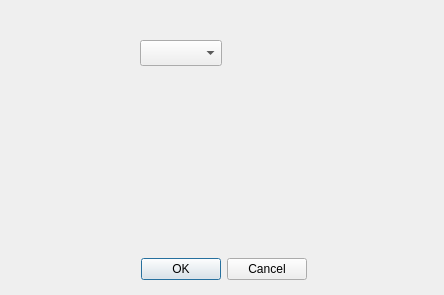
Old version of the form vombatlib/dialogs/ccCalibrateDeviceDlg.ui in the repository luca-penasa/vombat.
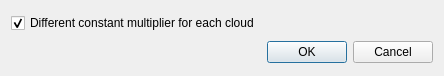
New version of the form.

Patch:
```diff
--- a/vombatlib/dialogs/ccCalibrateDeviceDlg.ui
+++ b/vombatlib/dialogs/ccCalibrateDeviceDlg.ui
@@ -7,21 +7,25 @@
     <x>0</x>
     <y>0</y>
     <width>444</width>
-    <height>295</height>
+    <height>76</height>
    </rect>
   </property>
   <property name="windowTitle">
    <string>Dialog</string>
   </property>
-  <widget class="QDialogButtonBox" name="buttonBox">
-   <property name="geometry">
-    <rect>
-     <x>141</x>
-     <y>253</y>
-     <width>166</width>
-     <height>33</height>
-    </rect>
-   </property>
+  <layout class="QVBoxLayout" name="verticalLayout">
+   <item>
+    <widget class="QCheckBox" name="chkDifferent">
+     <property name="text">
+      <string>Different constant multiplier for each cloud</string>
+     </property>
+     <property name="checked">
+      <bool>true</bool>
+     </property>
+    </widget>
+   </item>
+   <item>
+    <widget class="QDialogButtonBox" name="btnBox">
    <property name="orientation">
     <enum>Qt::Horizontal</enum>
    </property>
@@ -29,16 +33,8 @@
     <set>QDialogButtonBox::Cancel|QDialogButtonBox::Ok</set>
    </property>
   </widget>
-  <widget class="QComboBox" name="comboBox">
-   <property name="geometry">
-    <rect>
-     <x>140</x>
-     <y>40</y>
-     <width>82</width>
-     <height>26</height>
-    </rect>
-   </property>
-  </widget>
+   </item>
+  </layout>
  </widget>
  <resources/>
  <connections>
```
Left out of the diff: 4 changed lines with no effect on the pictures. Lines whose indentation alone changed are shown as unchanged.
